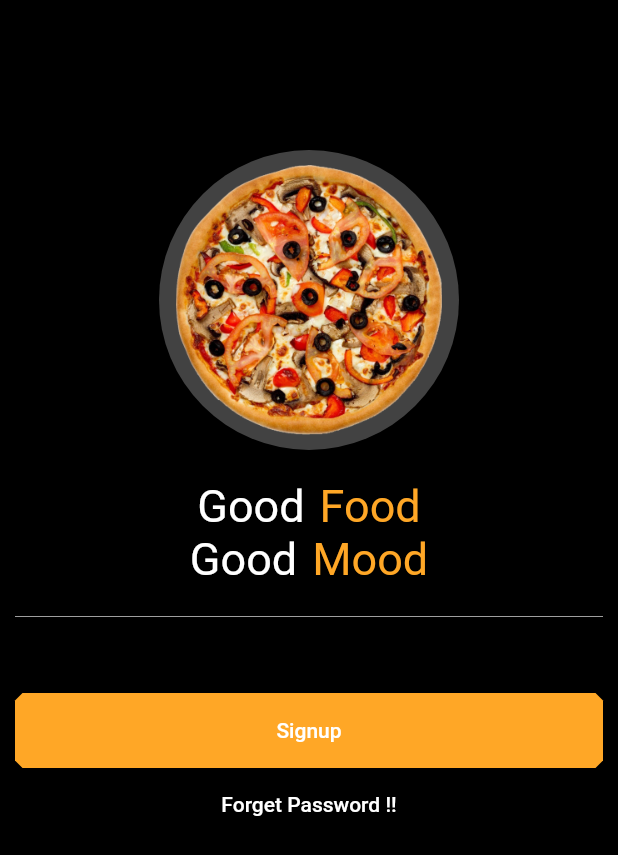
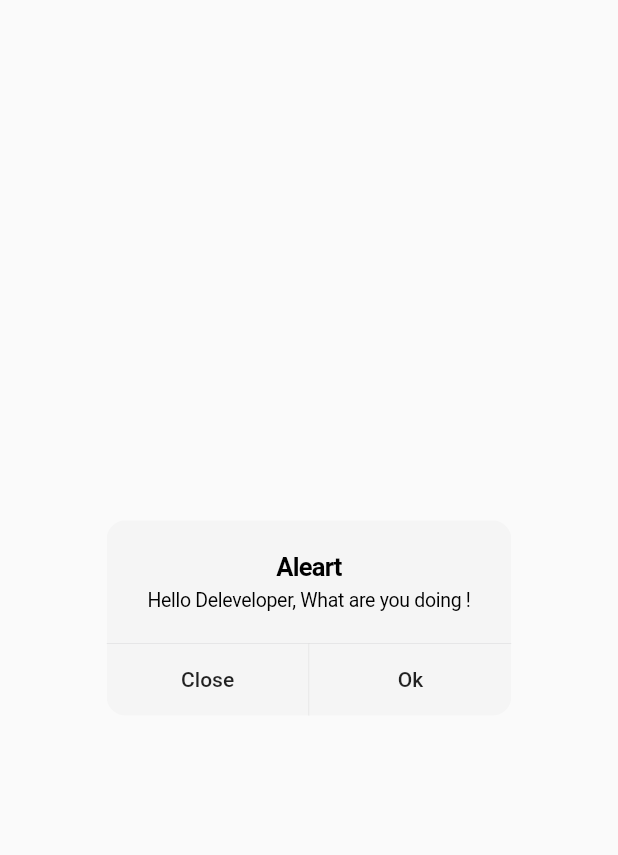
Before and after one commit to dkajolroy/flutter_widgets, a Flutter app: the screen it shows after launch, on a phone screen of 412 x 824 dp. Shown: the top 855 px of the screen. Run offline on Flutter 3.47's test engine with Material 2 defaults, Android fonts, the phone set to English and light mode, and no system bars.

Commit message:
aleart dialog

```diff
--- a/lib/main.dart
+++ b/lib/main.dart
@@ -1,5 +1,5 @@
 import 'package:flutter/material.dart';
-import 'package:flutter_application_01/screens/food_app/main_screen.dart';
+import 'package:flutter_application_01/widgets/aleart_dialog.dart';
 
 void main() {
   runApp(const MyApp());
@@ -12,7 +12,7 @@ class MyApp extends StatelessWidget {
   Widget build(BuildContext context) {
     return const MaterialApp(
       debugShowCheckedModeBanner: false,
-      home: MainScreen(),
+      home: AleartDialogWidget(),
     );
   }
 }
--- /dev/null
+++ b/lib/widgets/aleart_dialog.dart
@@ -0,0 +1,29 @@
+import 'package:flutter/cupertino.dart';
+import 'package:flutter/material.dart';
+
+class AleartDialogWidget extends StatelessWidget {
+  const AleartDialogWidget({super.key});
+
+  @override
+  Widget build(BuildContext context) {
+    return Scaffold(
+      body: SafeArea(
+          child: Container(
+              padding: const EdgeInsets.symmetric(horizontal: 10),
+              child: CupertinoAlertDialog(
+                title: const Text("Aleart"),
+                content: const Text("Hello Deleveloper, What are you doing !"),
+                actions: [
+                  MaterialButton(
+                    onPressed: () {},
+                    child: const Text('Close'),
+                  ),
+                  MaterialButton(
+                    onPressed: () {},
+                    child: const Text('Ok'),
+                  ),
+                ],
+              ))),
+    );
+  }
+}
```
